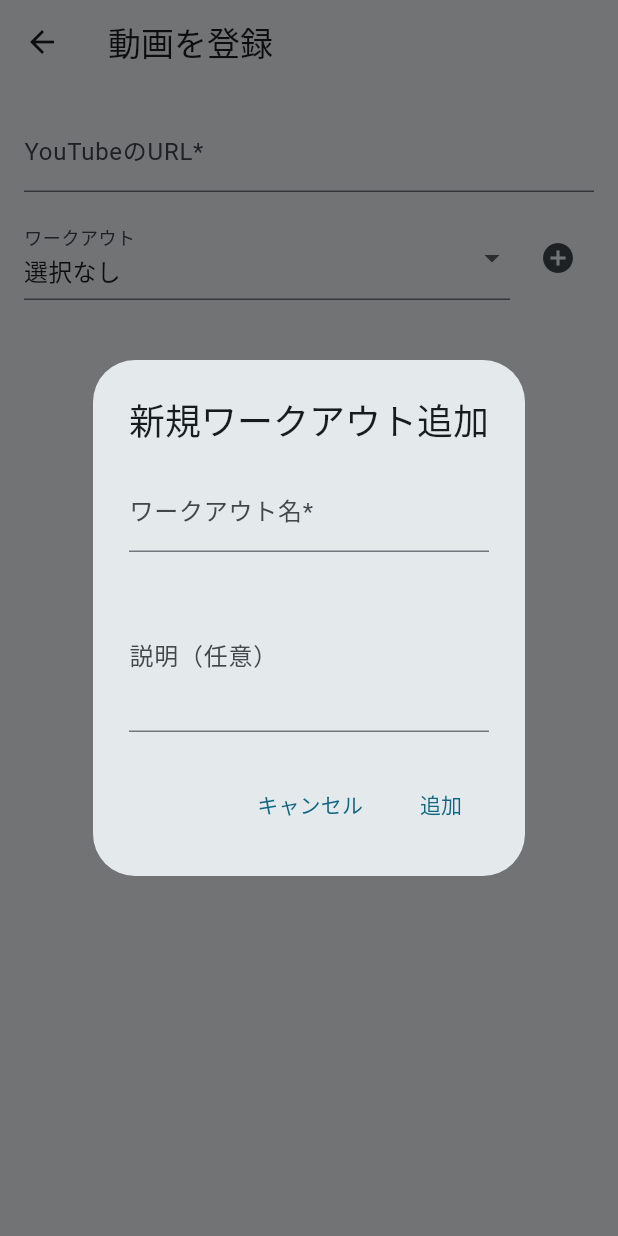
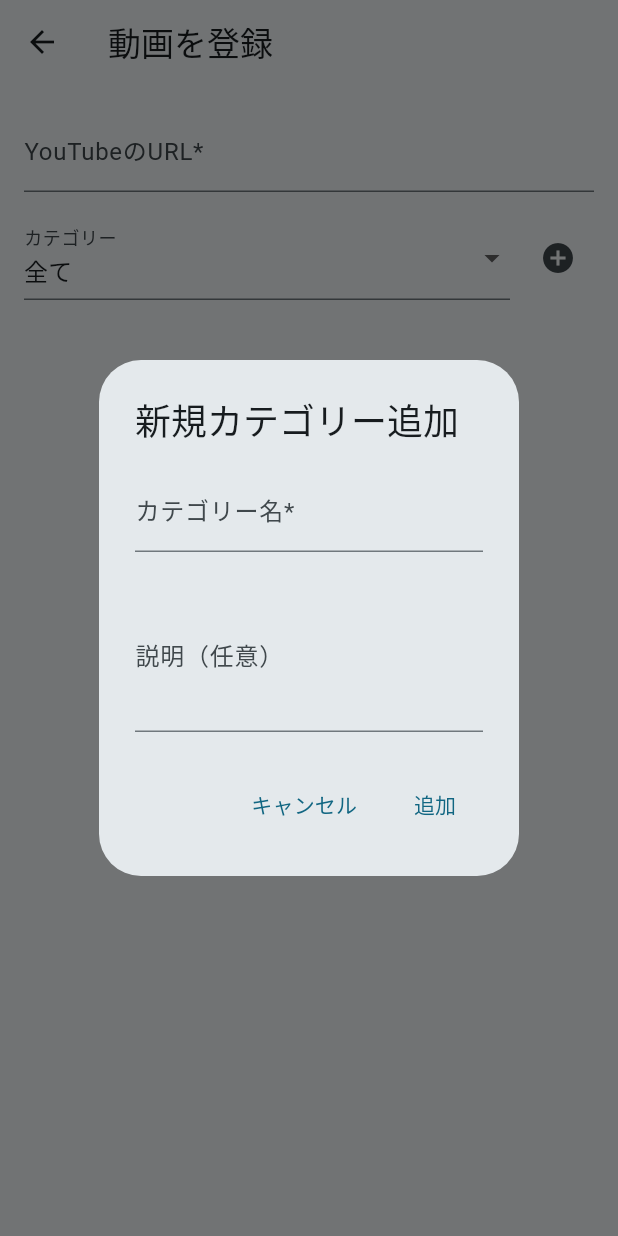
Before and after one commit to shunsukenoguchi/traintube-app, a Flutter app: the VideoRegistrationScreen screen opened directly, after a tap on the "add circle" icon, on a phone screen of 412 x 824 dp. Run offline on Flutter 3.47's test engine with Material 3 defaults, Android fonts, the light colour scheme and no system bars; our stand-ins replace flutter_hooks, freezed_annotation, hooks_riverpod, riverpod_annotation, youtube_player_flutter; generated files the repository leaves out were written again.

Commit message:
カテゴリ登録できるように

```diff
--- a/lib/providers/category_provider.dart
+++ b/lib/providers/category_provider.dart
@@ -8,24 +8,23 @@ part 'category_provider.g.dart';
 class Categorys extends _$Categorys {
   @override
   List<Category> build() {
+    final now = DateTime.now();
     return [
       Category(
-        id: const Uuid().v4(),
         name: '全て',
-        description: 'すべてのワークアウト',
-        createdAt: DateTime.now(),
-        updatedAt: DateTime.now(),
+        description: 'すべてのカテゴリー',
+        createdAt: now,
+        updatedAt: now,
       ),
     ];
   }
 
   void add(String name, String description) {
-    final now = DateTime.now();
-    final newCategory = Category(
-      name: name,
-      description: description,
-      createdAt: now,
-      updatedAt: now,
+  final newCategory = Category(
+    name: name,
+    description: description,
+    createdAt: DateTime.now(),
+    updatedAt: DateTime.now(),
     );
     state = [state[0], ...state.sublist(1), newCategory];
   }
@@ -52,11 +51,12 @@ class Categorys extends _$Categorys {
 @riverpod
 class SelectedCategory extends _$SelectedCategory {
   @override
-  String? build() {
-    return null;
+  String build() {
+    final categorys = ref.watch(categorysProvider);
+    return categorys.isNotEmpty ? categorys[0].id : '';
   }
 
-  void select(String? categoryId) {
+  void select(String categoryId) {
     state = categoryId;
   }
 }
--- a/lib/screens/video_registration_screen.dart
+++ b/lib/screens/video_registration_screen.dart
@@ -19,7 +19,7 @@ class VideoRegistrationScreen extends HookConsumerWidget {
     final isMute = useState(true);
     final controller = useState<YoutubePlayerController?>(null);
     final videoId = useState<String?>(null);
-    final selectedCategoryId = useState<String?>(null);
+    final selectedCategoryId = useState<String>(ref.watch(selectedCategoryProvider));
     final categorys = ref.watch(categorysProvider);
 
     // フォーム部分のウィジェット
@@ -68,23 +68,17 @@ class VideoRegistrationScreen extends HookConsumerWidget {
               Row(
                 children: [
                   Expanded(
-                    child: DropdownButtonFormField<String?>(
+                    child: DropdownButtonFormField<String>(
                       value: selectedCategoryId.value,
-                      decoration: const InputDecoration(labelText: 'ワークアウト'),
-                      items: [
-                        const DropdownMenuItem<String?>(
-                          value: null,
-                          child: Text('選択なし'),
-                        ),
-                        ...categorys.map((category) {
-                          return DropdownMenuItem<String?>(
-                            value: category.id,
-                            child: Text(category.name),
-                          );
-                        }),
-                      ],
+                      decoration: const InputDecoration(labelText: 'カテゴリー'),
+                      items: categorys.map((category) {
+                        return DropdownMenuItem<String>(
+                          value: category.id,
+                          child: Text(category.name),
+                        );
+                      }).toList(),
                       onChanged: (value) {
-                        selectedCategoryId.value = value;
+                        selectedCategoryId.value = value!;
                       },
                     ),
                   ),
@@ -98,14 +92,14 @@ class VideoRegistrationScreen extends HookConsumerWidget {
                         context: context,
                         builder:
                             (context) => AlertDialog(
-                              title: const Text('新規ワークアウト追加'),
+                              title: const Text('新規カテゴリー追加'),
                               content: Column(
                                 mainAxisSize: MainAxisSize.min,
                                 children: [
                                   TextField(
                                     controller: nameController,
                                     decoration: const InputDecoration(
-                                      labelText: 'ワークアウト名*',
+                                      labelText: 'カテゴリー名*',
                                     ),
                                   ),
                                   const SizedBox(height: 16),
```
Also changed, not shown: lib/models/category.dart (+27 -14 lines), lib/models/category.freezed.dart (deleted), lib/models/category.g.dart (deleted), lib/providers/category_provider.g.dart.
